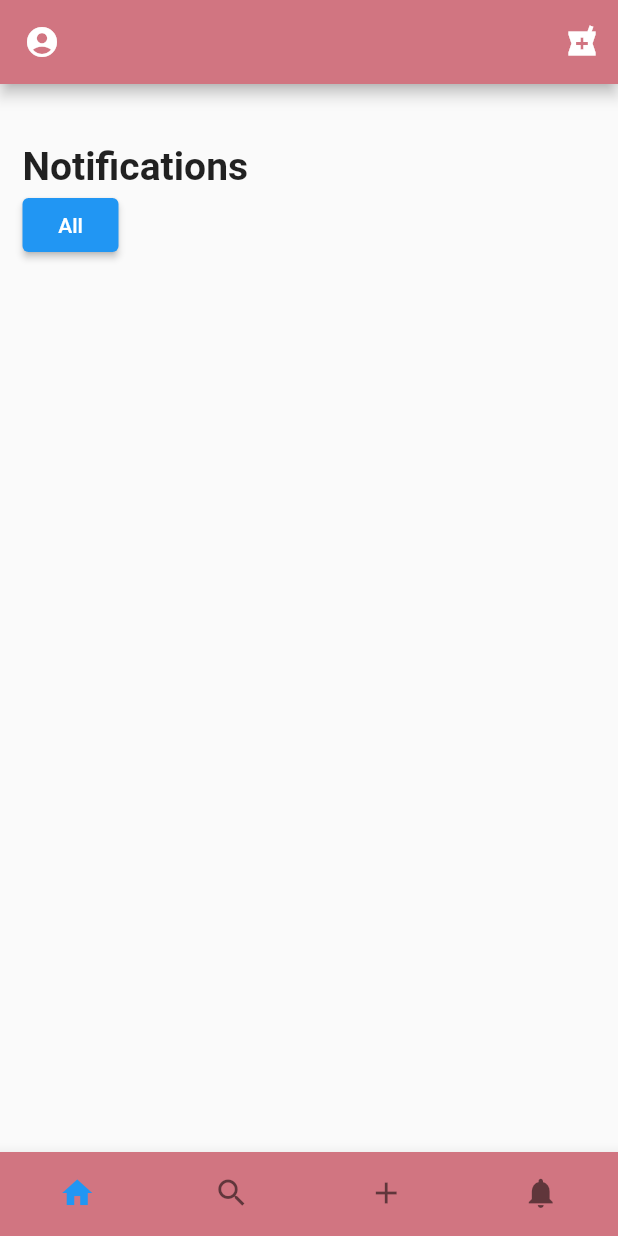
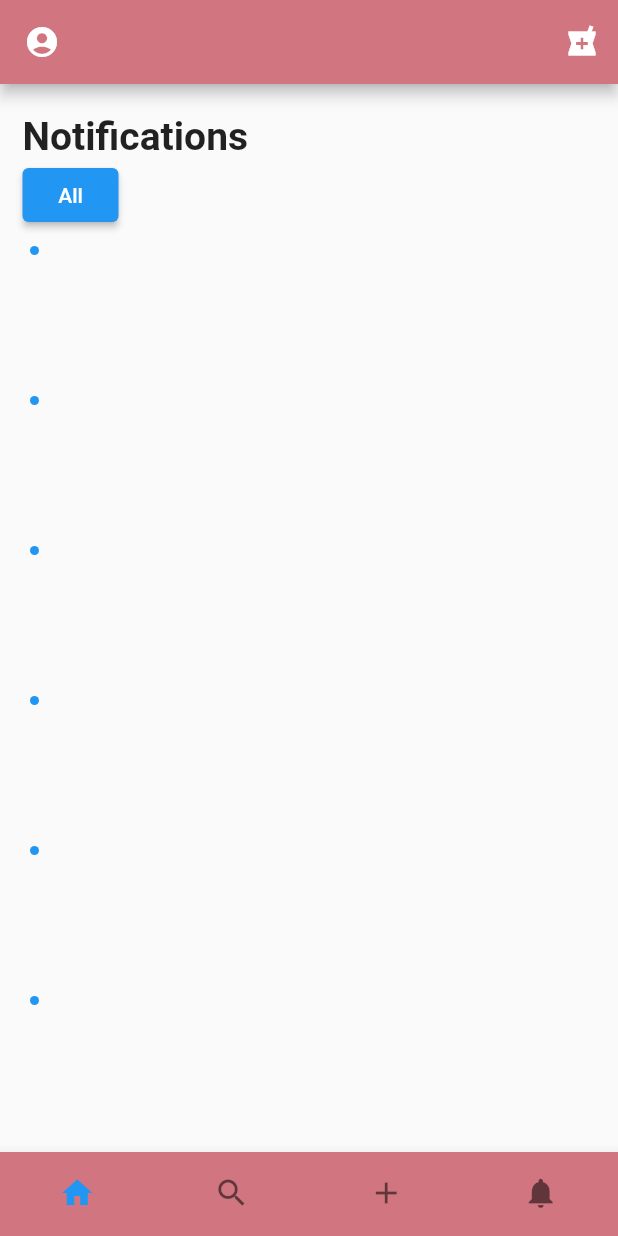
Before and after one commit to Kaleab-git/Medanit, a Flutter app: the screen it shows after launch, on a phone screen of 412 x 824 dp. Run offline on Flutter 3.47's test engine with Material 2 defaults, Android fonts, the light colour scheme and no system bars.

Commit message:
started on notification item

```diff
--- a/medanit_frontend/lib/Notifications/notifications.dart
+++ b/medanit_frontend/lib/Notifications/notifications.dart
@@ -13,26 +13,53 @@ class NotificationsState extends State<Notifications> {
     return Scaffold(
       appBar: AppBar(
         backgroundColor: Color.fromRGBO(209, 117, 129, 1),
-        actions:[
-          IconButton(icon:Icon (Icons.local_pharmacy_sharp),onPressed: () {  },),
-          ],
-          leading: IconButton(icon:Icon (Icons.account_circle), onPressed: () {  },) ,
-
+        actions: [
+          IconButton(
+            icon: Icon(Icons.local_pharmacy_sharp),
+            onPressed: () {},
+          ),
+        ],
+        leading: IconButton(
+          icon: Icon(Icons.account_circle),
+          onPressed: () {},
+        ),
       ),
       body: Container(
-        padding: EdgeInsets.symmetric(vertical: 40, horizontal: 15),
+        padding: EdgeInsets.symmetric(vertical: 20, horizontal: 15),
         child: Column(
+          crossAxisAlignment: CrossAxisAlignment.start,
           children: [
             Container(
               child: Column(
                 crossAxisAlignment: CrossAxisAlignment.start,
                 children: [
-                  Text("Notifications", style: TextStyle(
-                    fontWeight: FontWeight.bold,
-                    fontSize: 26
-                  ),),
-                  ElevatedButton(onPressed: (){}, child: Text("All"))
+                  Text(
+                    "Notifications",
+                    style: TextStyle(fontWeight: FontWeight.bold, fontSize: 26),
+                  ),
+                  ElevatedButton(onPressed: () {}, child: Text("All"))
                 ],
+              ),
+            ),
+            Expanded(
+              child: ListView.builder(
+                itemCount: 10,
+                itemBuilder: (ctx, index) => Container(
+                  padding: EdgeInsets.symmetric(vertical: 10, horizontal: 5),
+                  height: 100,
+                  child: Column(
+                    children: [
+                      Row(
+                        children: [
+                          CircleAvatar(
+                            radius: 3,
+                            backgroundColor: Colors.blue,
+                          )
+                        ],
+                      )
+                    ],
+                  ),
+                ),
               ),
             )
           ],
```
